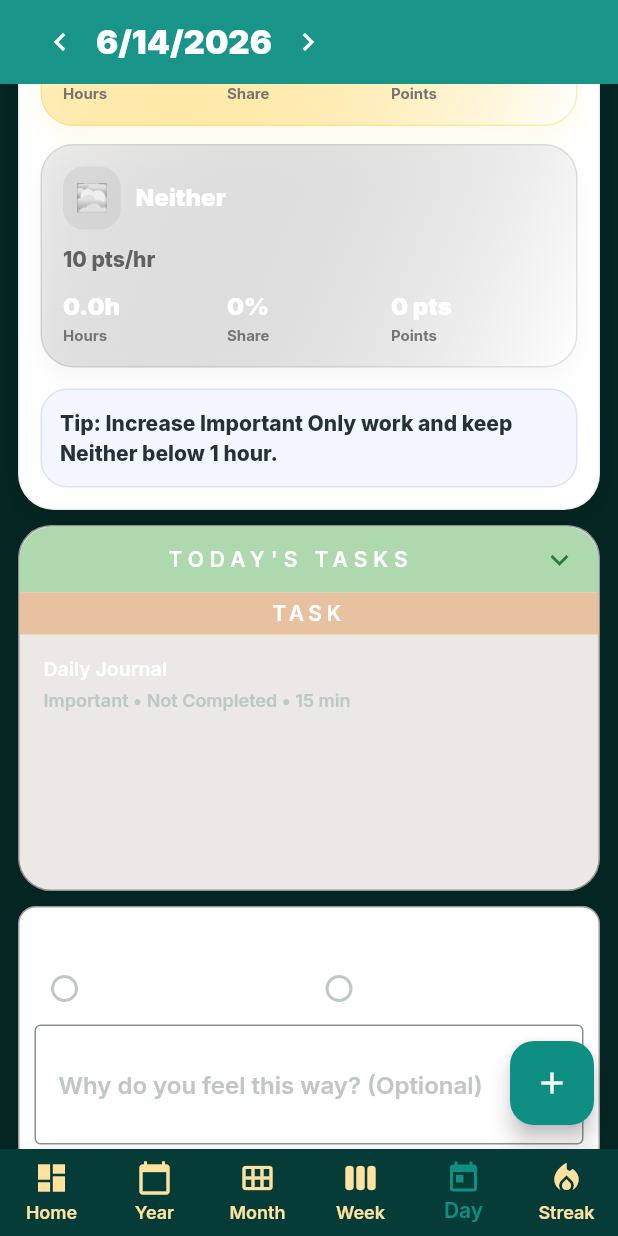
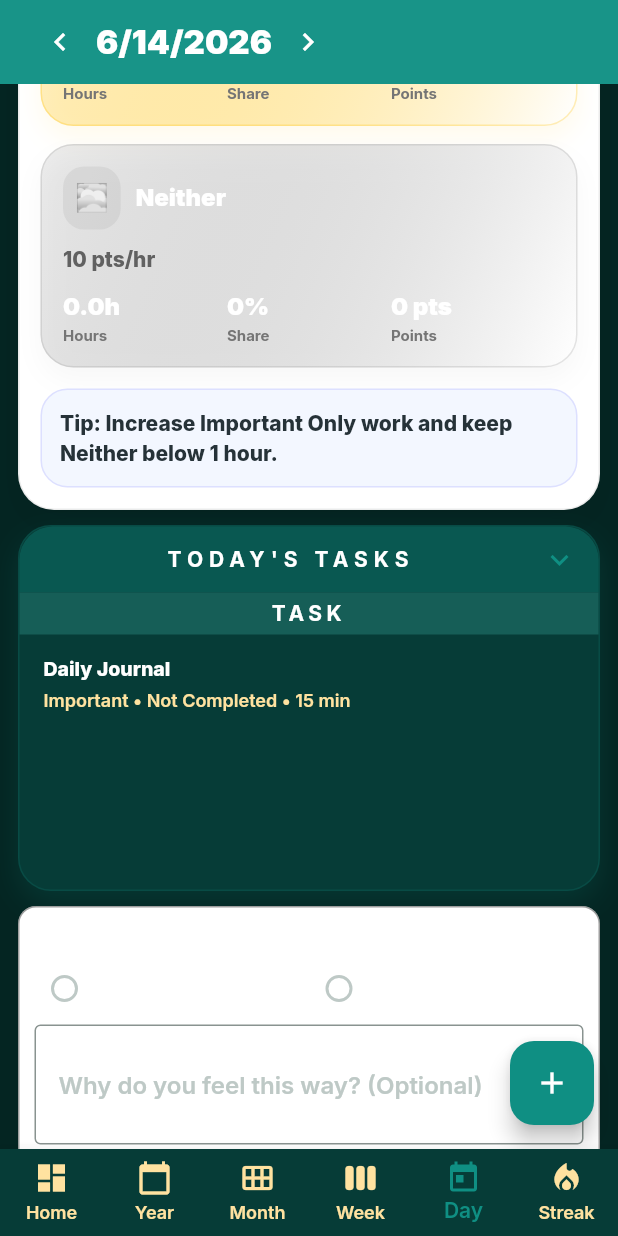
Before and after one commit to rohansingh3593/Bubble-Time-Progress-App-Flutter-, a Flutter app: the screen it shows after launch, item 5 of the bottom bar chosen, scrolled down 1152 dp, on a phone screen of 412 x 824 dp. Run offline on Flutter 3.47's test engine with Material 3 defaults, Android fonts, the phone set to English and light mode, and no system bars; our stand-ins replace google_fonts, hive, hive_flutter, image_picker; accounts and stored records are empty.

Commit message:
Fix day tab today tasks

```diff
--- a/lib/screens/day_view.dart
+++ b/lib/screens/day_view.dart
@@ -180,6 +180,55 @@ class _DayViewState extends State<DayView> {
     return 'Poor ❌';
   }
 
+  DateTime _dateOnly(DateTime date) => DateTime(date.year, date.month, date.day);
+
+  bool _sameDate(DateTime a, DateTime b) => a.year == b.year && a.month == b.month && a.day == b.day;
+
+  String _taskOccurrenceKey(Task task) {
+    return '${task.task.trim().toLowerCase()}|${task.category.trim().toLowerCase()}|${task.repeatFrequency?.trim().toLowerCase() ?? ''}';
+  }
+
+  bool _routineOccursOnDay(Task task, DateTime day) {
+    if (!task.repeatTask || !task.routineEnabled) return false;
+    final start = _dateOnly(task.dueDate);
+    if (day.isBefore(start)) return false;
+    switch (task.repeatFrequency?.trim().toLowerCase()) {
+      case 'daily':
+        return true;
+      case 'weekly':
+        return day.weekday == start.weekday;
+      case 'monthly':
+        return day.day == start.day;
+      case 'yearly':
+        return day.month == start.month && day.day == start.day;
+      default:
+        return _sameDate(day, start);
+    }
+  }
+
+  List<Task> _tasksForCurrentDay() {
+    final selectedDay = _dateOnly(_currentDay);
+    final tasks = widget.hiveService.getTasksForDate(selectedDay).toList();
+    final existingKeys = tasks.where((task) => task.repeatTask).map(_taskOccurrenceKey).toSet();
+    final routineTemplates = widget.hiveService
+        .getAllTasksByDate()
+        .values
+        .expand((items) => items)
+        .where((task) => _routineOccursOnDay(task, selectedDay));
+
+    for (final template in routineTemplates) {
+      final key = _taskOccurrenceKey(template);
+      if (existingKeys.contains(key)) continue;
+      existingKeys.add(key);
+      tasks.add(template.copyWith(
+        done: false,
+        status: 'Not Updated',
+        dueDate: DateTime(selectedDay.year, selectedDay.month, selectedDay.day, template.dueDate.hour, template.dueDate.minute),
+      ));
+    }
+    return tasks;
+  }
+
   DashboardThemeStyle _selectedDashboardTheme() {
     return DashboardThemeStyle.of(
       widget.hiveService.getDashboardTheme(),
@@ -242,7 +291,7 @@ class _DayViewState extends State<DayView> {
       body: ValueListenableBuilder(
         valueListenable: widget.hiveService.getBoxListenable(),
         builder: (context, box, _) {
-          final todayTasks = widget.hiveService.getTasksForDate(_currentDay);
+          final todayTasks = _tasksForCurrentDay();
           final matrix = _calculateMatrix(todayTasks);
           final selectedDashboardTheme = _selectedDashboardTheme();
 
@@ -254,7 +303,7 @@ class _DayViewState extends State<DayView> {
                 const SizedBox(height: 10),
                 _metricsPanel(matrix),
                 const SizedBox(height: 10),
-                _todayTasksPanel(todayTasks),
+                _todayTasksPanel(todayTasks, selectedDashboardTheme),
                 const SizedBox(height: 10),
                 _reflectionPanel(),
               ],
@@ -507,11 +556,16 @@ class _DayViewState extends State<DayView> {
     return 'Tip: Great balance — protect deep work and keep low-value tasks capped.';
   }
 
-  Widget _todayTasksPanel(List<Task> tasks) {
+  Widget _todayTasksPanel(List<Task> tasks, DashboardThemeStyle theme) {
     final visibleTasks = tasks.where((task) => !task.repeatTask || task.routineEnabled).toList();
 
     return Container(
-      decoration: BoxDecoration(color: const Color(0xFFECE8E6), border: Border.all(color: Colors.black38), borderRadius: BorderRadius.circular(22)),
+      decoration: BoxDecoration(
+        color: theme.surface,
+        border: Border.all(color: theme.primary.withOpacity(0.18)),
+        borderRadius: BorderRadius.circular(22),
+        boxShadow: [BoxShadow(color: theme.primary.withOpacity(theme.dark ? 0.16 : 0.08), blurRadius: 16, offset: const Offset(0, 8))],
+      ),
       child: Column(
         children: [
           InkWell(
@@ -519,32 +573,46 @@ class _DayViewState extends State<DayView> {
             onTap: () => setState(() => _showTodayTasks = !_showTodayTasks),
             child: Container(
               width: double.infinity,
-              decoration: const BoxDecoration(color: Color(0xFFAED9AE), borderRadius: BorderRadius.vertical(top: Radius.circular(22))),
+              decoration: BoxDecoration(
+                color: theme.primary.withOpacity(theme.dark ? 0.34 : 0.18),
+                borderRadius: const BorderRadius.vertical(top: Radius.circular(22)),
+              ),
               padding: const EdgeInsets.symmetric(horizontal: 14, vertical: 10),
               child: Row(
                 children: [
-                  const Expanded(child: Text("TODAY'S TASKS", textAlign: TextAlign.center, style: TextStyle(letterSpacing: 4, fontWeight: FontWeight.w600))),
-                  Icon(_showTodayTasks ? Icons.expand_more : Icons.chevron_right, color: Colors.green[800]),
+                  Expanded(
+                    child: Text(
+                      "TODAY'S TASKS",
+                      textAlign: TextAlign.center,
+                      style: TextStyle(color: theme.textPrimary, letterSpacing: 4, fontWeight: FontWeight.w700),
+                    ),
+                  ),
+                  Icon(_showTodayTasks ? Icons.expand_more : Icons.chevron_right, color: theme.primary),
                 ],
               ),
             ),
           ),
           if (_showTodayTasks) ...[
-            Container(width: double.infinity, color: const Color(0xFFE8C1A0), padding: const EdgeInsets.symmetric(vertical: 4), child: const Text('TASK', textAlign: TextAlign.center, style: TextStyle(letterSpacing: 3))),
+            Container(
+              width: double.infinity,
+              color: theme.cardTint?.withOpacity(0.55) ?? theme.elevatedSurface,
+              padding: const EdgeInsets.symmetric(vertical: 4),
+              child: Text('TASK', textAlign: TextAlign.center, style: TextStyle(color: theme.textPrimary, letterSpacing: 3, fontWeight: FontWeight.w700)),
+            ),
             SizedBox(
               height: 170,
               child: visibleTasks.isEmpty
-                  ? const Center(child: Text('Nothing for Today, Great Job !'))
+                  ? Center(child: Text('Nothing for Today, Great Job !', style: TextStyle(color: theme.textMuted, fontWeight: FontWeight.w700)))
                   : ListView.separated(
                       itemCount: visibleTasks.length,
-                      separatorBuilder: (context, index) => const Divider(height: 1),
+                      separatorBuilder: (context, index) => Divider(height: 1, color: theme.primary.withOpacity(0.14)),
                       itemBuilder: (context, index) {
                         final task = visibleTasks[index];
                         return ListTile(
                           dense: true,
                           onTap: () => _editTask(task),
-                          title: Text(task.task),
-                          subtitle: Text(_taskSubtitle(task)),
+                          title: Text(task.task, style: TextStyle(color: theme.textPrimary, fontWeight: FontWeight.w800)),
+                          subtitle: Text(_taskSubtitle(task), style: TextStyle(color: theme.textMuted, fontWeight: FontWeight.w600)),
                         );
                       },
                     ),
```
